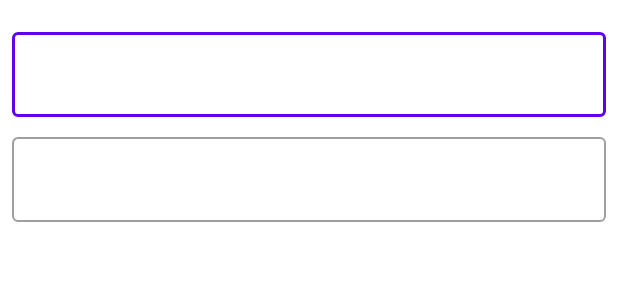
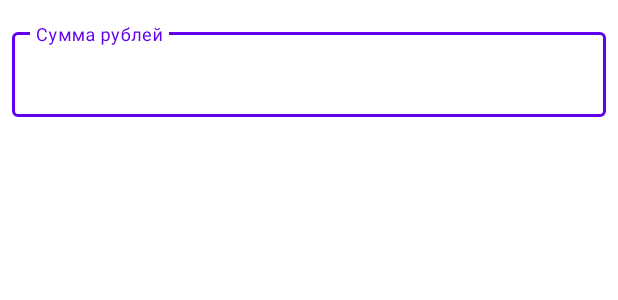
Before and after one commit to maxdexter84/CurrencyExchangeRates, an Android app: the layout fragment_calculator_dialog.xml on its own in the app's theme, with its tools: preview values and no code run, on a phone screen of 412 x 824 dp. Shown: the top 300 px of the screen. Run offline under Robolectric (Android 15) with nearby library versions, the phone set to English and light mode, and no system bars; Roboto replaces fonts that are not available here.

Commit message:
made and added a calculator

```diff
--- a/app/src/main/res/layout/fragment_calculator_dialog.xml
+++ b/app/src/main/res/layout/fragment_calculator_dialog.xml
@@ -10,7 +10,7 @@
     <androidx.constraintlayout.widget.ConstraintLayout
         android:id="@+id/list"
         android:layout_width="match_parent"
-        android:layout_height="wrap_content"
+        android:layout_height="match_parent"
         android:clipToPadding="false"
         android:paddingTop="@dimen/list_item_spacing_half"
         android:paddingBottom="@dimen/list_item_spacing_half"
@@ -19,6 +19,7 @@
         <com.google.android.material.textfield.TextInputLayout
             android:id="@+id/til_rub"
             style="@style/Widget.MaterialComponents.TextInputLayout.OutlinedBox"
+            android:hint="@string/til_rub_hint"
             android:layout_width="match_parent"
             android:layout_height="wrap_content"
             android:layout_margin="@dimen/small_space_8dp"
@@ -30,28 +31,29 @@
                 android:id="@+id/et_rub"
                 android:layout_width="match_parent"
                 android:layout_height="wrap_content"
-                android:imeOptions="actionSearch"
-                android:inputType="textNoSuggestions"
+                android:imeOptions="actionDone"
+                android:inputType="number"
                 android:selectAllOnFocus="true" />
         </com.google.android.material.textfield.TextInputLayout>
 
-        <com.google.android.material.textfield.TextInputLayout
-            android:id="@+id/til_valute"
-            style="@style/Widget.MaterialComponents.TextInputLayout.OutlinedBox"
+        <com.google.android.material.textview.MaterialTextView
+            android:id="@+id/tv_currency_name"
             android:layout_width="match_parent"
             android:layout_height="wrap_content"
             android:layout_margin="@dimen/small_space_8dp"
             app:layout_constraintEnd_toEndOf="parent"
             app:layout_constraintStart_toStartOf="parent"
-            app:layout_constraintTop_toBottomOf="@+id/til_rub">
+            app:layout_constraintTop_toBottomOf="@+id/tv_valute" />
 
-            <EditText
-                android:id="@+id/et_valute"
-                android:layout_width="match_parent"
-                android:layout_height="wrap_content"
-                android:imeOptions="actionSearch"
-                android:inputType="textNoSuggestions"
-                android:selectAllOnFocus="true" />
-        </com.google.android.material.textfield.TextInputLayout>
+        <TextView
+            android:id="@+id/tv_valute"
+            android:layout_width="match_parent"
+            android:layout_height="wrap_content"
+            style="@style/currencyTextStyle"
+            android:layout_margin="@dimen/small_space_8dp"
+            android:selectAllOnFocus="true"
+            app:layout_constraintEnd_toEndOf="parent"
+            app:layout_constraintStart_toStartOf="parent"
+            app:layout_constraintTop_toBottomOf="@+id/til_rub" />
     </androidx.constraintlayout.widget.ConstraintLayout>
 </layout>
--- a/app/src/main/res/values/strings.xml
+++ b/app/src/main/res/values/strings.xml
@@ -3,4 +3,5 @@
     <string name="title_currency_list">Currencies</string>
     <string name="title_bookmarks">Bookmarks</string>
     <string name="title_settings">Settings</string>
+    <string name="til_rub_hint">Сумма рублей</string>
 </resources>
```
Also changed, not shown: app/src/main/java/com/example/currencyexchangerates/ui/fragments/calculator/CalculatorDialogFragment.kt (+27 -3 lines), app/src/main/java/com/example/currencyexchangerates/ui/fragments/calculator/CalculatorViewModel.kt (added, +23 -0 lines).
